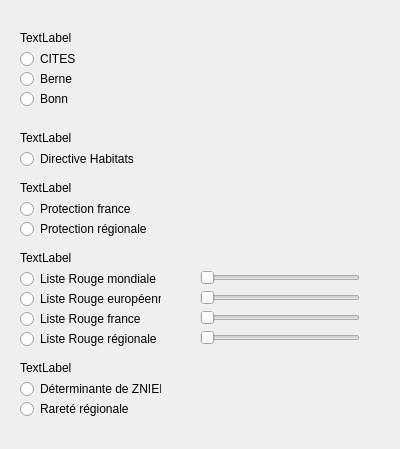
Before: the Qt Designer form biblizou_dialog_patri.ui in Ki-Mor/biblizou, drawn with Qt 5.
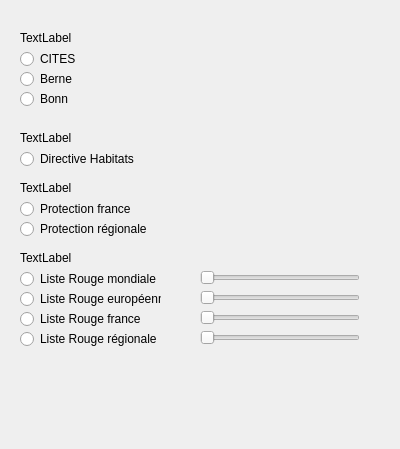
After: the same form once the commit is applied.

Commit message: nommage des widgets et correction/suppression du push button rareté

The edit to the form file:
```diff
--- a/biblizou_dialog_patri.ui
+++ b/biblizou_dialog_patri.ui
@@ -130,32 +130,6 @@
     <string>Bonn</string>
    </property>
   </widget>
-  <widget class="QRadioButton" name="radioButton_10">
-   <property name="geometry">
-    <rect>
-     <x>20</x>
-     <y>380</y>
-     <width>141</width>
-     <height>18</height>
-    </rect>
-   </property>
-   <property name="text">
-    <string>Déterminante de ZNIEFF</string>
-   </property>
-  </widget>
-  <widget class="QRadioButton" name="radioButton_11">
-   <property name="geometry">
-    <rect>
-     <x>20</x>
-     <y>400</y>
-     <width>141</width>
-     <height>18</height>
-    </rect>
-   </property>
-   <property name="text">
-    <string>Rareté régionale</string>
-   </property>
-  </widget>
   <widget class="QSlider" name="horizontalSlider">
    <property name="geometry">
     <rect>
@@ -263,19 +237,6 @@
     <string>TextLabel</string>
    </property>
   </widget>
-  <widget class="QLabel" name="label_4">
-   <property name="geometry">
-    <rect>
-     <x>20</x>
-     <y>360</y>
-     <width>141</width>
-     <height>16</height>
-    </rect>
-   </property>
-   <property name="text">
-    <string>TextLabel</string>
-   </property>
-  </widget>
   <widget class="QLabel" name="label_5">
    <property name="geometry">
     <rect>
```
